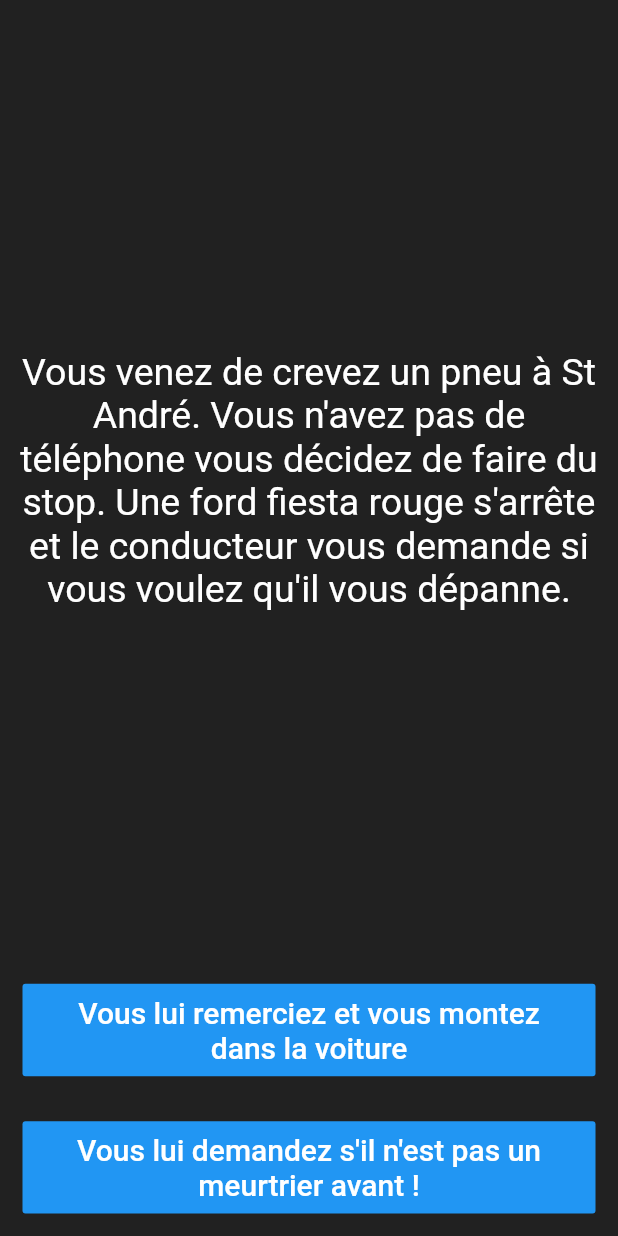
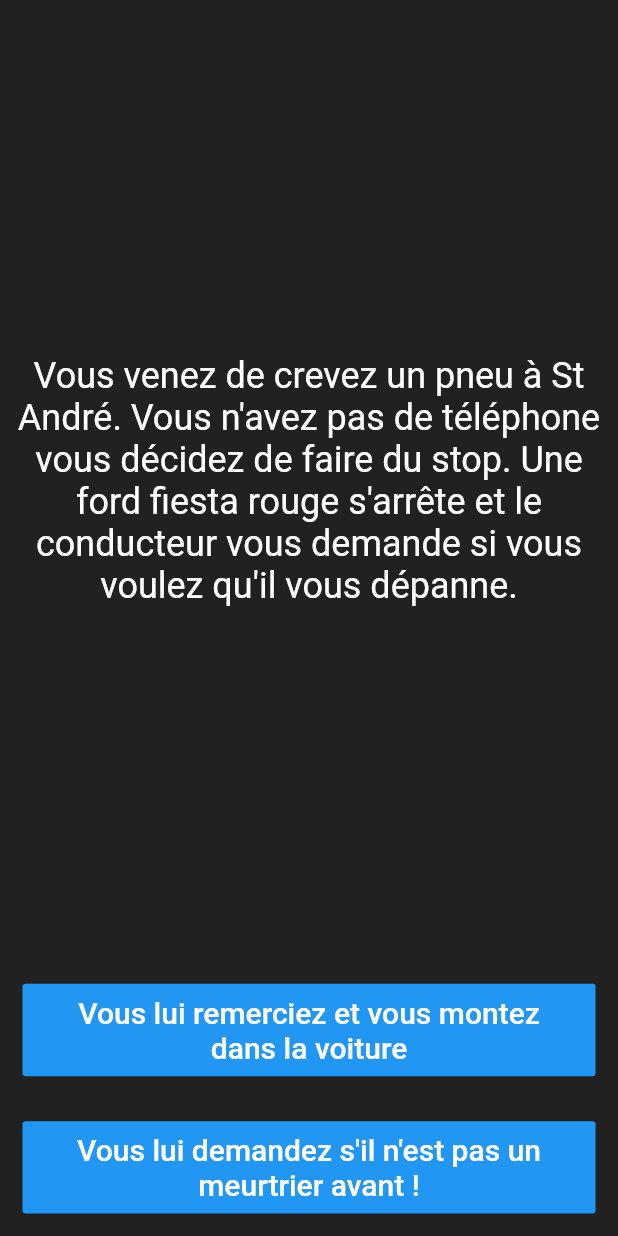
Before and after one commit to ZephirSD/challenge2, a Flutter app: the screen it shows after launch, on a phone screen of 412 x 824 dp. Run offline on Flutter 3.47's test engine with Material 2 defaults, Android fonts, the phone set to English and light mode, and no system bars.

```diff
--- a/lib/liste.dart
+++ b/lib/liste.dart
@@ -1,7 +1,3 @@
-import 'dart:html';
-
-import 'package:flutter/material.dart';
-
 import 'choix.dart';
 
 class Base {
--- a/lib/main.dart
+++ b/lib/main.dart
@@ -57,7 +57,7 @@ class _Challenge2State extends State<Challenge2> {
                   textAlign: TextAlign.center,
                   style: TextStyle(
                       color: Colors.white,
-                      fontSize: 25,
+                      fontSize: 24,
                       decoration: TextDecoration.none),
                 ),
               ),
```
